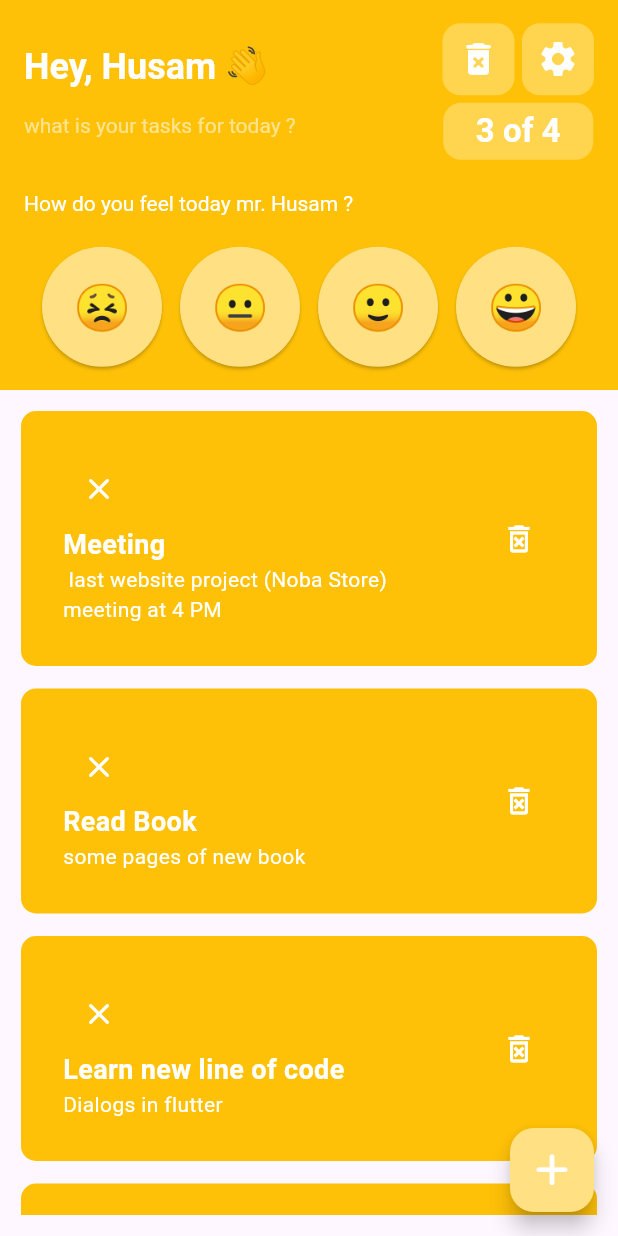
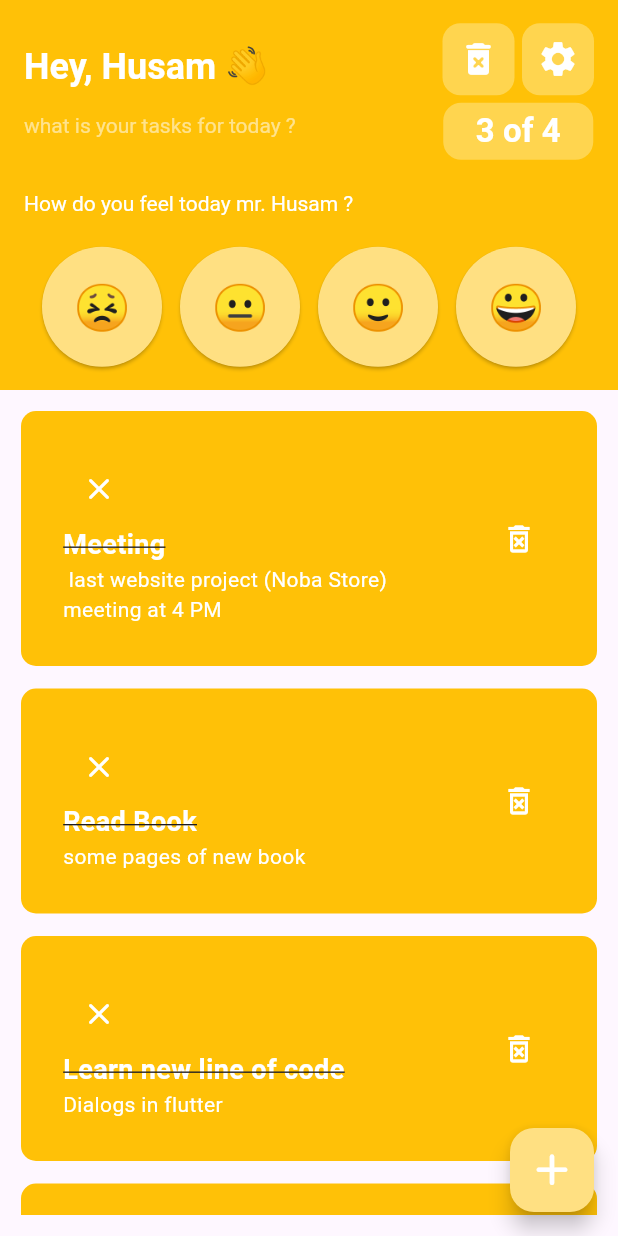
Before and after one commit to 7usvmx/todoapp, a Flutter app: the Todoapp screen opened by its route, on a phone screen of 412 x 824 dp. Run offline on Flutter 3.47's test engine with Material 3 defaults, Android fonts, the phone set to English and light mode, and no system bars; our stand-ins replace flutter_svg.

Commit message:
make line throw for done tasks

```diff
--- a/lib/pages/toDoApp.dart
+++ b/lib/pages/toDoApp.dart
@@ -110,7 +110,6 @@ class Return extends State<Todoapp> {
 // ! this code for real time listening to text field texts
   // @override
   // void initState() {
-  //   // TODO: implement initState
   //   super.initState();
   //   titleController.addListener(test);
   // }
--- a/lib/utilities/taskCard.dart
+++ b/lib/utilities/taskCard.dart
@@ -53,6 +53,9 @@ class TaskCard extends StatelessWidget {
                 Text(
                   taskTitle,
                   style: TextStyle(
+                      decoration: !status
+                          ? TextDecoration.lineThrough
+                          : TextDecoration.none,
                       color: Colors.white,
                       fontSize: 18,
                       fontWeight: FontWeight.bold),
```
